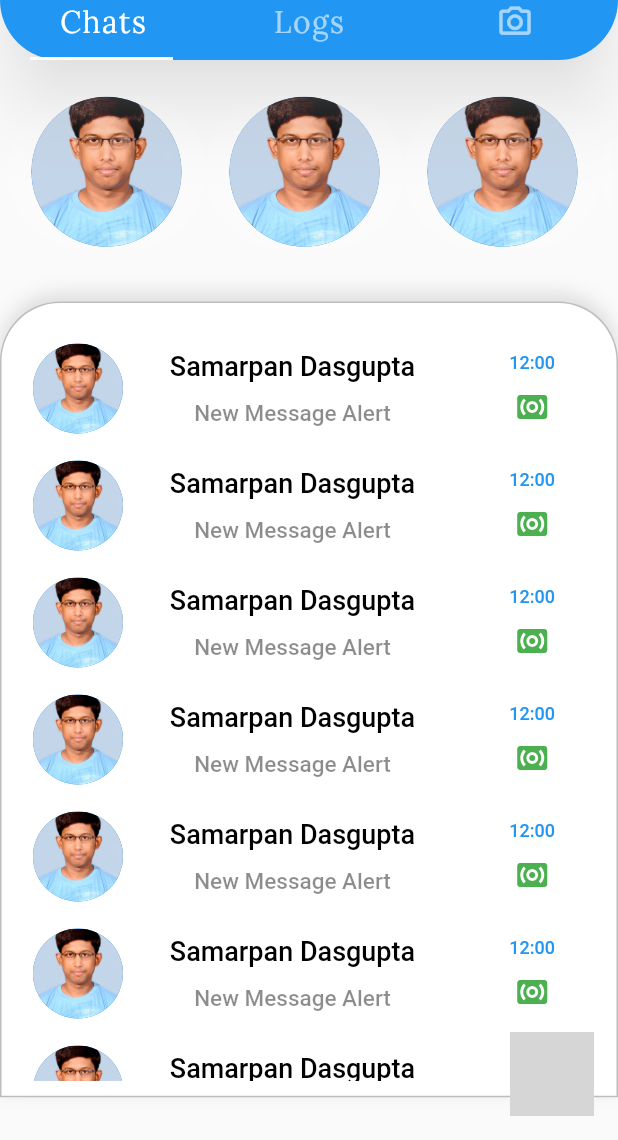
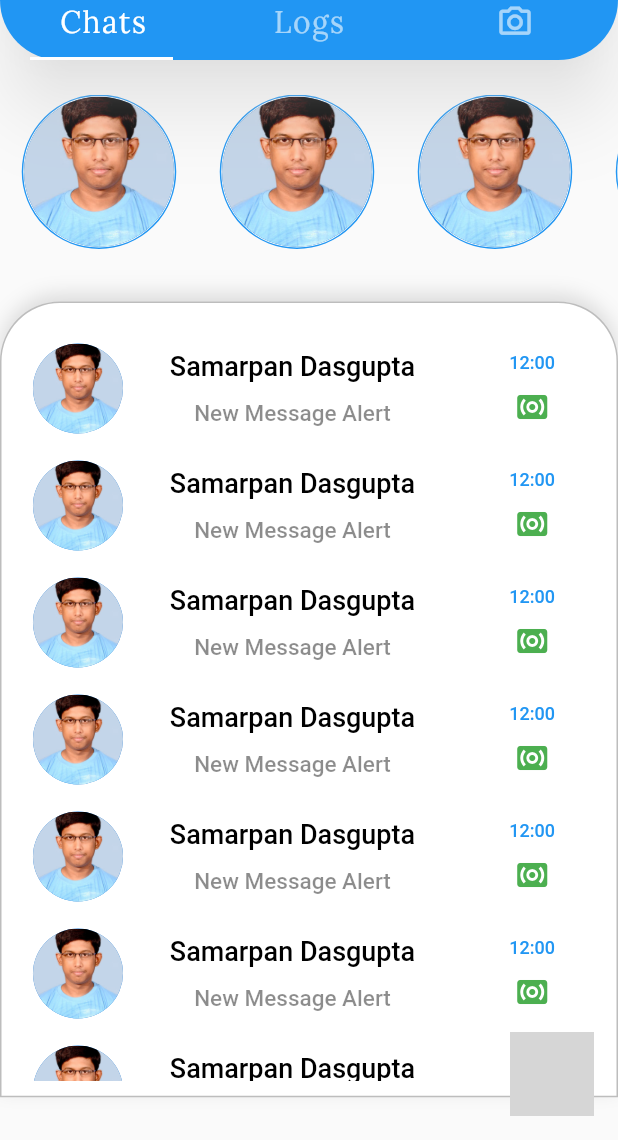
Before and after one commit to SamarpanCoder2002/Generation, a Flutter app: the screen it shows after launch, on a phone screen of 412 x 824 dp, the part 96-1236 px from its top. Run offline on Flutter 3.47's test engine with Material 2 defaults, Android fonts, the phone set to English and light mode, and no system bars; our stand-ins replace flutter_switch, image_picker; missing offline and left inert: fab_circular_menu, slide_drawer; grey boxes are pictures that could not be loaded.

Commit message:
UI Updated of ChatList and StatusList

```diff
--- a/lib/FrontEnd/MainScreen/ChatCollection.dart
+++ b/lib/FrontEnd/MainScreen/ChatCollection.dart
@@ -43,15 +43,13 @@ class _ChatScreenState extends State<ChatScreen> {
     return Container(
       margin: EdgeInsets.only(
         top: 23.0,
-        left: 5.0,
-        right: 5.0,
       ),
       width: MediaQuery.of(context).size.width,
       height: MediaQuery.of(context).size.height * (1 / 8),
       //color: Colors.greenAccent,
       child: ListView.builder(
         scrollDirection: Axis.horizontal,
-        itemCount: 5,
+        itemCount: 10,
         itemBuilder: (context, position) {
           return statusList(context);
         },
@@ -60,20 +58,18 @@ class _ChatScreenState extends State<ChatScreen> {
   }
 
   Widget statusList(BuildContext context) {
-    return ElevatedButton(
-      style: ElevatedButton.styleFrom(
-          primary: Colors.white24,
-          onPrimary: Colors.white,
-          elevation: 0,
-          shape: RoundedRectangleBorder(
-            borderRadius: BorderRadius.circular(80),
-          )),
+    return OutlinedButton(
+      style: OutlinedButton.styleFrom(
+        elevation: 0.0,
+        shape: CircleBorder(),
+        side: BorderSide(width: 1.0,color: Colors.blue)
+      ),
       onPressed: () {
-        print("Status Image Clicked");
+        print("Status Clicked");
       },
       child: CircleAvatar(
+        backgroundImage: ExactAssetImage("images/sam.jpg",),
         radius: 50.0,
-        backgroundImage: ExactAssetImage('images/sam.jpg'),
       ),
     );
   }
@@ -124,7 +120,7 @@ class _ChatScreenState extends State<ChatScreen> {
               onPrimary: Colors.lightBlueAccent,
             ),
             onPressed: () {
-              print("Pressed");
+              print("Chat List Pressed");
             },
             child: Row(
               children: [
--- a/lib/main.dart
+++ b/lib/main.dart
@@ -8,6 +8,7 @@ import 'package:slide_drawer/slide_drawer.dart';
 
 void main() {
   runApp(MaterialApp(
+    title: "Generation",
     debugShowCheckedModeBanner: false,
     home: Settings(),
   ));
```
Also changed, not shown: 1 other file.
